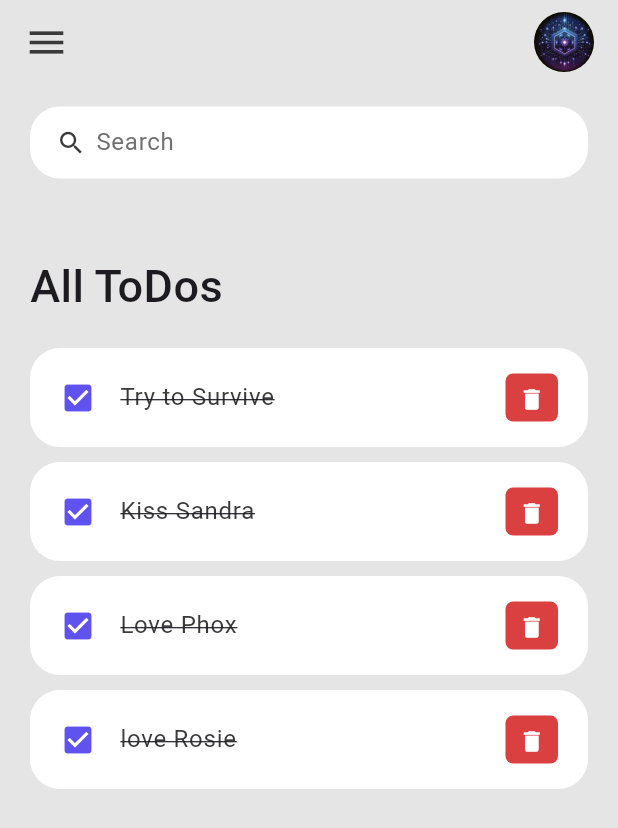
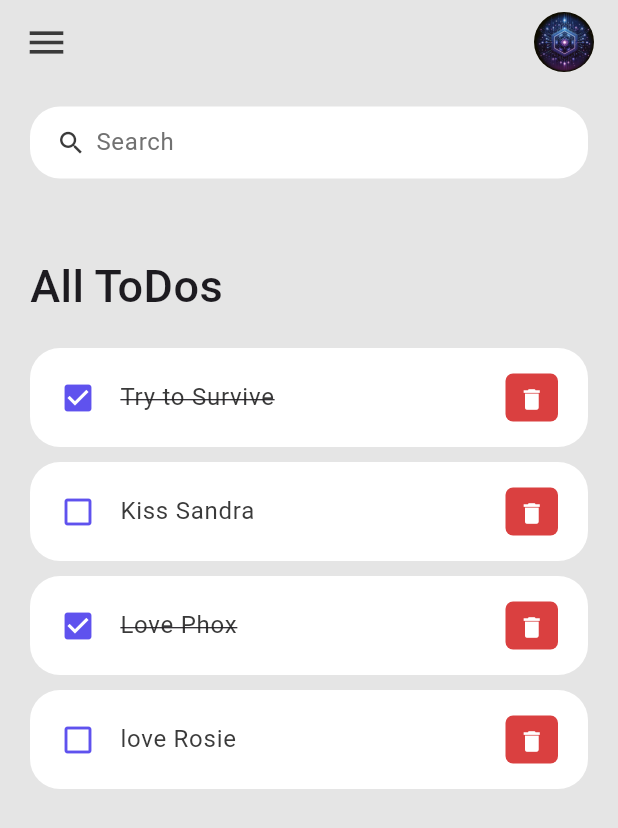
Before and after one commit to DomPolizzi/Void-Tasks, a Flutter app: the screen it shows after launch, on a phone screen of 412 x 824 dp. Shown: the top 828 px of the screen. Run offline on Flutter 3.47's test engine with Material 3 defaults, Android fonts, the light colour scheme and no system bars.

Commit message:
add checkboxes

```diff
--- a/void_tasks/lib/widgets/todo_item.dart
+++ b/void_tasks/lib/widgets/todo_item.dart
@@ -22,13 +22,16 @@ class ToDoItem extends StatelessWidget {
         ),
         contentPadding: EdgeInsets.symmetric(horizontal: 20, vertical: 5),
         tileColor: Colors.white,
-        leading: Icon(Icons.check_box,color: tdBlue,),
+        leading: Icon(
+          todo.isDone ? Icons.check_box : Icons.check_box_outline_blank,
+          color: tdBlue,
+          ),
         title: Text(
           todo.todoText!,
           style:TextStyle(
             fontSize: 16,
             color: tdBlack,
-            decoration: TextDecoration.lineThrough,
+            decoration: todo.isDone? TextDecoration.lineThrough : null,
           ),
         ),
         trailing: Container(
```
